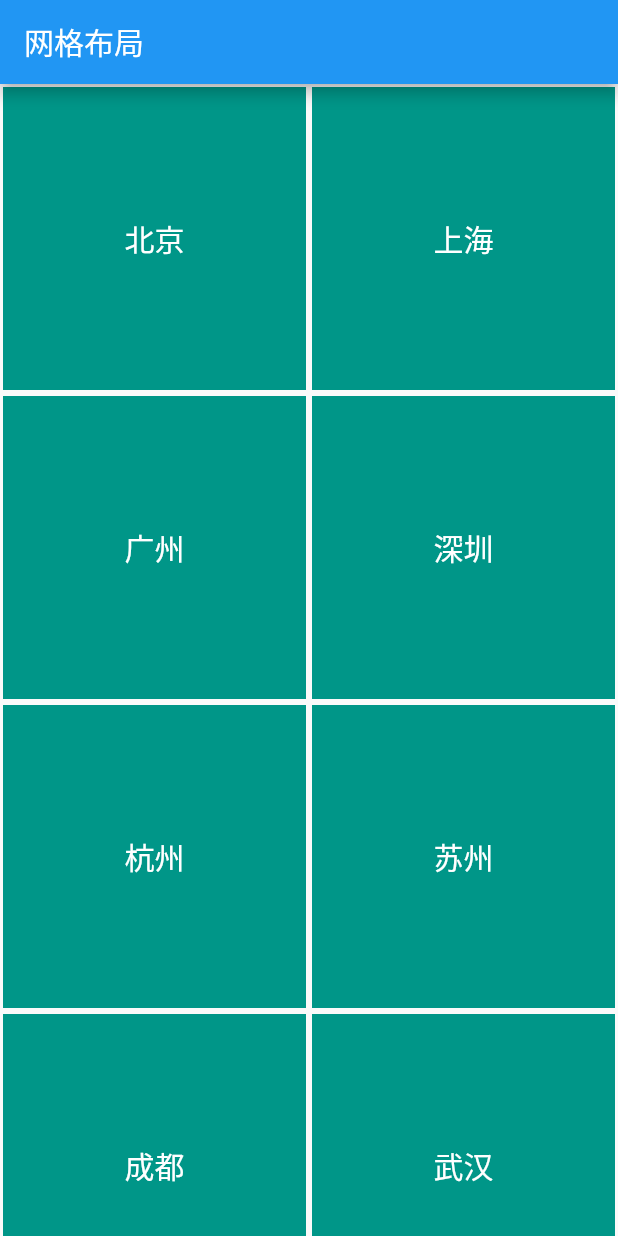
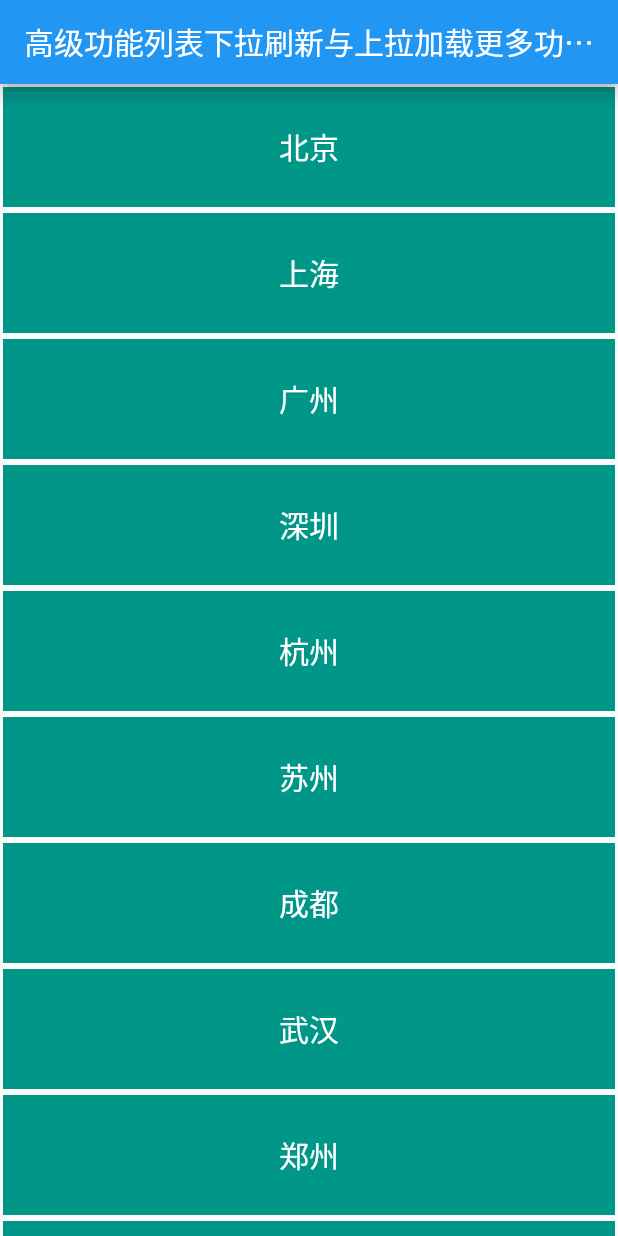
Before and after one commit to TJS-95/flutter_assembly, a Flutter app: the screen it shows after launch, on a phone screen of 412 x 824 dp. Run offline on Flutter 3.47's test engine with Material 2 defaults, Android fonts, the phone set to English and light mode, and no system bars.

Commit message:
功能列表下拉刷新与上拉加载更多功能实现

```diff
--- a/lib/main.dart
+++ b/lib/main.dart
@@ -1,7 +1,7 @@
 import 'package:flutter/material.dart';
 
 void main() => runApp(MyApp());
-const CITY_NAMES = [ '北京', '上海', '广州', '深圳', '杭州', '苏州', '成都', '武汉', '郑州', '洛阳', '厦门', '青岛', '拉萨' ];
+List<String> cityNames = [ '北京', '上海', '广州', '深圳', '杭州', '苏州', '成都', '武汉', '郑州', '洛阳', '厦门', '青岛', '拉萨' ];
 
 class MyApp extends StatefulWidget {
   @override
@@ -9,23 +9,56 @@ class MyApp extends StatefulWidget {
 }
 
 class _MyAppState extends State<MyApp> {
-  final title = '网格布局';
+  ScrollController _scrollController = ScrollController();
+  @override
+  void initState() {
+    _scrollController.addListener(() {
+      if(_scrollController.position.pixels == _scrollController.position.maxScrollExtent) {
+        _loadData();
+      }
+    });
+    super.initState();
+  }
+  @override
+  void dispose() {
+    _scrollController.dispose();
+    super.dispose();
+  }
   @override
   Widget build(BuildContext context) {
+    final title = '高级功能列表下拉刷新与上拉加载更多功能实现';
     return MaterialApp(
       home: Scaffold(
         appBar: AppBar(
           title: Text(title),
         ),
-        body: GridView.count(
-          crossAxisCount: 2,
-          children: _buildList(),
-        ),
+        body: RefreshIndicator(
+          onRefresh: _handleRefresh,
+          child: ListView(
+            controller: _scrollController,
+            children: _buildList(),
+          ),
+        )
       ),
     );
   }
+  _loadData() async {
+    await Future.delayed(Duration(seconds: 200));
+    setState(() {
+      List<String> list = List<String>.from(cityNames);
+      list.addAll(cityNames);
+      cityNames = list;
+    });
+  }
+  Future<Null> _handleRefresh() async {
+    await Future.delayed(Duration(seconds: 2));
+    setState(() {
+      cityNames = cityNames.reversed.toList();
+    });
+    return null;
+  }
   List<Widget> _buildList() {
-    return CITY_NAMES.map((city) => _item(city)).toList();
+    return cityNames.map((city) => _item(city)).toList();
   }
   Widget _item(String city) {
     return Container(
```
